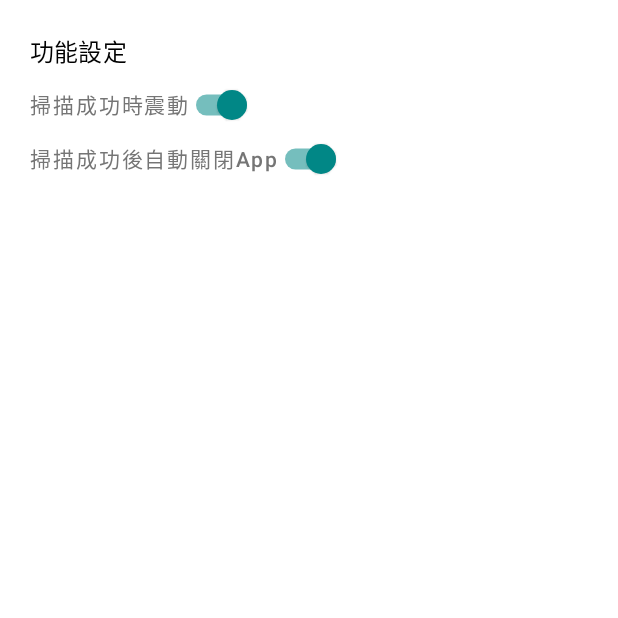
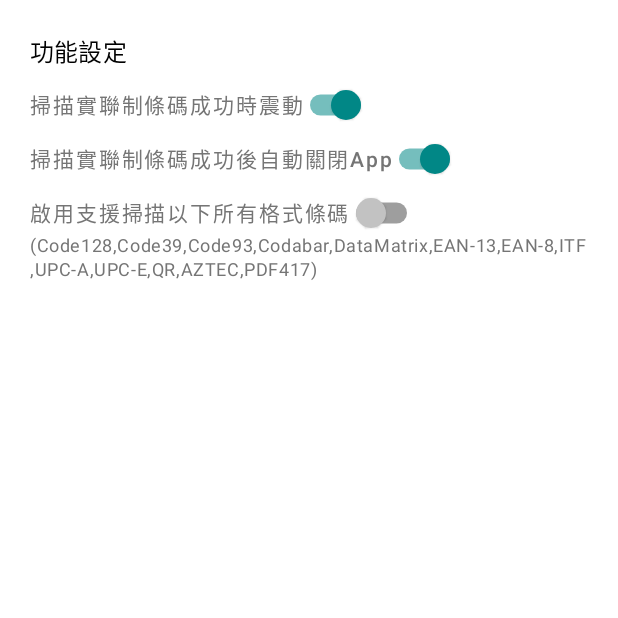
Before and after one commit to tonynowater87/QR-code-scanner-for-tw-covid19, an Android app built with Jetpack Compose: the composable BottomSheetSettingView shown on its own in the app's theme, on a phone screen of 412 x 824 dp, the top half of it. Run offline under Robolectric (Android 15) with nearby library versions, the phone set to English and light mode, and no system bars; 13 statements that could not run were skipped.

Commit message:
Add setting for supporting to scan all barcode formats

```diff
--- a/app/build.gradle
+++ b/app/build.gradle
@@ -10,8 +10,8 @@ android {
         applicationId "com.tonynowater.qr_scanner_to_sms"
         minSdk 21
         targetSdk 30
-        versionCode 8
-        versionName "1.0.7"
+        versionCode 9
+        versionName "1.0.8"
 
         testInstrumentationRunner "androidx.test.runner.AndroidJUnitRunner"
         vectorDrawables {
--- a/app/src/main/java/com/tonynowater/qr_scanner_to_sms/ui/BottomSheetSettingView.kt
+++ b/app/src/main/java/com/tonynowater/qr_scanner_to_sms/ui/BottomSheetSettingView.kt
@@ -1,6 +1,5 @@
 package com.tonynowater.qr_scanner_to_sms.ui
 
-import android.util.Log
 import androidx.compose.foundation.clickable
 import androidx.compose.foundation.interaction.MutableInteractionSource
 import androidx.compose.foundation.layout.*
@@ -48,10 +47,6 @@ fun BottomSheetSettingView(vm: MainViewModel) {
                         .padding(vertical = 2.dp)
                         .clickable {
                             rememberHiddenFeature.value = rememberHiddenFeature.value + 1
-                            Log.d(
-                                "[DEBUG]",
-                                "rememberHiddenFeature.value = ${rememberHiddenFeature.value}"
-                            )
                         },
                     color = Color.Black
                 )
@@ -70,7 +65,7 @@ fun BottomSheetSettingView(vm: MainViewModel) {
                     verticalAlignment = Alignment.CenterVertically
                 ) {
                     Text(
-                        text = "掃描成功時震動",
+                        text = "掃描實聯制條碼成功時震動",
                         color = SECONDARY_TEXT_COLOR,
                         style = MaterialTheme.typography.button
                     )
@@ -95,7 +90,7 @@ fun BottomSheetSettingView(vm: MainViewModel) {
                     verticalAlignment = Alignment.CenterVertically
                 ) {
                     Text(
-                        text = "掃描成功後自動關閉App",
+                        text = "掃描實聯制條碼成功後自動關閉App",
                         color = SECONDARY_TEXT_COLOR,
                         style = MaterialTheme.typography.button
                     )
@@ -106,10 +101,44 @@ fun BottomSheetSettingView(vm: MainViewModel) {
                     )
                 }
 
+                Spacer(modifier = Modifier.height(8.dp))
+
+                Column {
+                    Row(
+                        modifier = Modifier
+                            .wrapContentSize()
+                            .padding(vertical = 2.dp)
+                            .clickable(indication = null, interactionSource = interactionSource) {
+                                coroutineScope.launch {
+                                    vm.updateEnableAllBarCodeFormat()
+                                }
+                            },
+                        verticalAlignment = Alignment.CenterVertically
+                    ) {
+                        Text(
+                            text = "啟用支援掃描以下所有格式條碼",
+                            color = SECONDARY_TEXT_COLOR,
+                            style = MaterialTheme.typography.button
+                        )
+                        Spacer(modifier = Modifier.size(2.dp))
+                        Switch(
+                            checked = vm.enableAllBarCodeFormat ?: false,
+                            onCheckedChange = null
+                        )
+                    }
+                    Text(
+                        text = "(Code128,Code39,Code93,Codabar,DataMatrix,EAN-13,EAN-8,ITF,UPC-A,UPC-E,QR,AZTEC,PDF417)",
+                        color = SECONDARY_TEXT_COLOR,
+                        style = MaterialTheme.typography.caption
+                    )
+                }
+
+                Spacer(modifier = Modifier.height(8.dp))
+
                 Row(
                     modifier = Modifier
                         .wrapContentSize()
-                        .padding(4.dp)
+                        .padding(vertical = 2.dp)
                         .alpha(if (rememberHiddenFeature.value > 5) 1.0F else 0F)
                         .clickable(
                             enabled = rememberHiddenFeature.value > 5,
```
Also changed, not shown: app/src/main/java/com/tonynowater/qr_scanner_to_sms/MainViewModel.kt (+36 -6 lines), app/src/main/java/com/tonynowater/qr_scanner_to_sms/model/QRCodeModel.kt (+18 -12 lines), app/src/main/java/com/tonynowater/qr_scanner_to_sms/ui/CameraPreviewView.kt (+29 -16 lines), app/src/main/java/com/tonynowater/qr_scanner_to_sms/ui/ContentView.kt (+21 -1 lines), app/src/main/java/com/tonynowater/qr_scanner_to_sms/ui/QrCodeInfoDialog.kt (+20 -11 lines), 2 other files.
